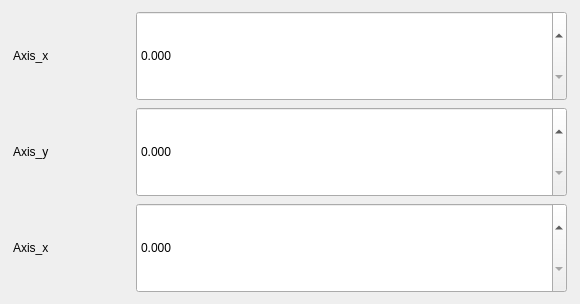
Old version of the form data/gui_forms/widgets/ui_axes_editor.ui in the repository m4nh/ars.
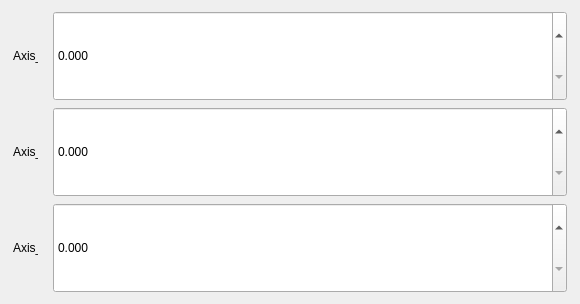
New version of the form.

Commit message: Instance list widget

The edit to the form file:
```diff
--- a/data/gui_forms/widgets/ui_axes_editor.ui
+++ b/data/gui_forms/widgets/ui_axes_editor.ui
@@ -24,7 +24,7 @@
   </property>
   <layout class="QVBoxLayout" name="verticalLayout">
    <item>
-    <layout class="QHBoxLayout" name="horizontalLayout_3" stretch="2,8">
+    <layout class="QHBoxLayout" name="horizontalLayout_3" stretch="0,0">
      <property name="spacing">
       <number>15</number>
      </property>
@@ -37,14 +37,14 @@
      <item>
       <widget class="QLabel" name="ui_label_x">
        <property name="sizePolicy">
-        <sizepolicy hsizetype="Expanding" vsizetype="Expanding">
+        <sizepolicy hsizetype="Fixed" vsizetype="Expanding">
          <horstretch>0</horstretch>
          <verstretch>0</verstretch>
         </sizepolicy>
        </property>
        <property name="maximumSize">
         <size>
-         <width>450000</width>
+         <width>25</width>
          <height>16777215</height>
         </size>
        </property>
@@ -72,7 +72,7 @@
     </layout>
    </item>
    <item>
-    <layout class="QHBoxLayout" name="horizontalLayout_2" stretch="2,8">
+    <layout class="QHBoxLayout" name="horizontalLayout_2" stretch="0,0">
      <property name="spacing">
       <number>15</number>
      </property>
@@ -85,14 +85,14 @@
      <item>
       <widget class="QLabel" name="ui_label_y">
        <property name="sizePolicy">
-        <sizepolicy hsizetype="Expanding" vsizetype="Expanding">
+        <sizepolicy hsizetype="Fixed" vsizetype="Expanding">
          <horstretch>0</horstretch>
          <verstretch>0</verstretch>
         </sizepolicy>
        </property>
        <property name="maximumSize">
         <size>
-         <width>450000</width>
+         <width>25</width>
          <height>16777215</height>
         </size>
        </property>
@@ -120,7 +120,7 @@
     </layout>
    </item>
    <item>
-    <layout class="QHBoxLayout" name="horizontalLayout" stretch="2,8">
+    <layout class="QHBoxLayout" name="horizontalLayout" stretch="0,0">
      <property name="spacing">
       <number>15</number>
      </property>
@@ -133,14 +133,14 @@
      <item>
       <widget class="QLabel" name="ui_label_z">
        <property name="sizePolicy">
-        <sizepolicy hsizetype="Expanding" vsizetype="Expanding">
+        <sizepolicy hsizetype="Fixed" vsizetype="Expanding">
          <horstretch>0</horstretch>
          <verstretch>0</verstretch>
         </sizepolicy>
        </property>
        <property name="maximumSize">
         <size>
-         <width>450000</width>
+         <width>25</width>
          <height>16777215</height>
         </size>
        </property>
```
The commit also changes 5 other files.
